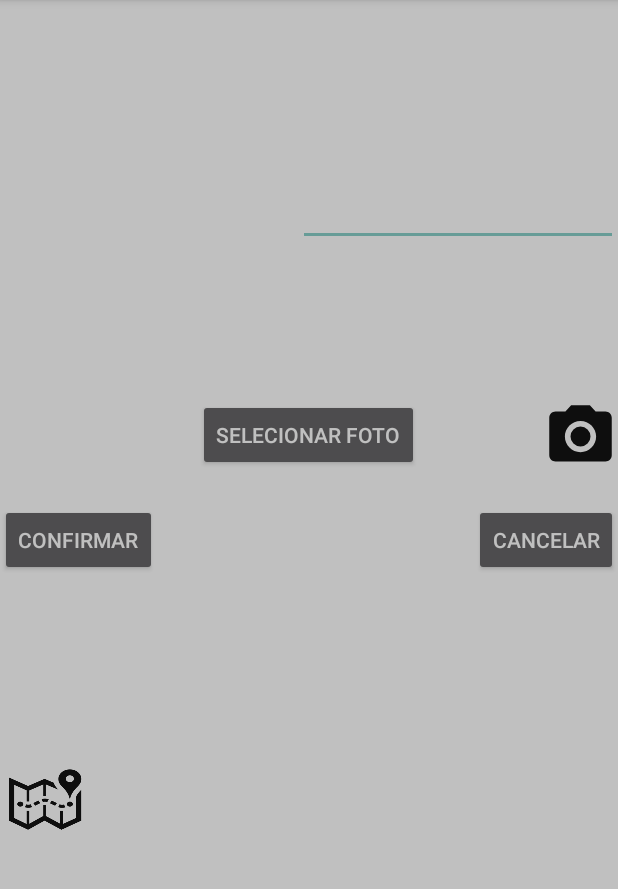
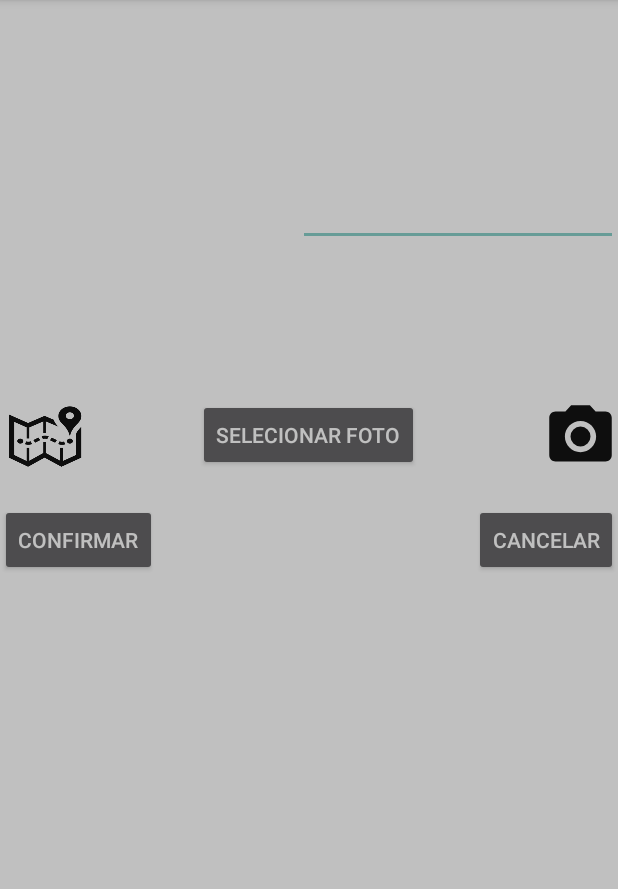
Before and after one commit to diogoflorencio/DiscoveryTrip, an Android app: the fragment PontoTuristicoCadastroFragment shown on its own in the app's theme, on a phone screen of 412 x 824 dp, the part 84-973 px from its top. Run offline under Robolectric (Android 15) with nearby library versions, the phone set to English and light mode, and no system bars; libraries missing offline, so code that uses them is left out: com.facebook; 2 statements that could not run were skipped.

Commit message:
botao do mapa

```diff
--- a/app/src/main/res/layout/fragment_ponto_turistico_cadastro.xml
+++ b/app/src/main/res/layout/fragment_ponto_turistico_cadastro.xml
@@ -16,6 +16,15 @@
         <RelativeLayout
             android:layout_width="match_parent"
             android:layout_height="match_parent">
+
+            <Button
+                android:id="@+id/pntMap_btn"
+                android:layout_width="60dp"
+                android:layout_height="50dp"
+                android:background="@drawable/map_icon"
+                android:layout_alignTop="@+id/ponto_turistico_btnFoto"
+                android:layout_alignParentLeft="true"
+                android:layout_alignParentStart="true" />
 
             <TextView
                 android:id="@+id/pntName_txt"
@@ -133,15 +142,5 @@
         </RelativeLayout>
     </ScrollView>
 
-    <Button
-        android:id="@+id/pntMap_btn"
-        android:layout_width="60dp"
-        android:layout_height="50dp"
-        android:layout_alignParentBottom="true"
-        android:layout_alignParentLeft="true"
-        android:layout_alignParentStart="true"
-        android:layout_marginBottom="210dp"
-        android:background="@drawable/map_icon" />
-
 
 </RelativeLayout>
```
